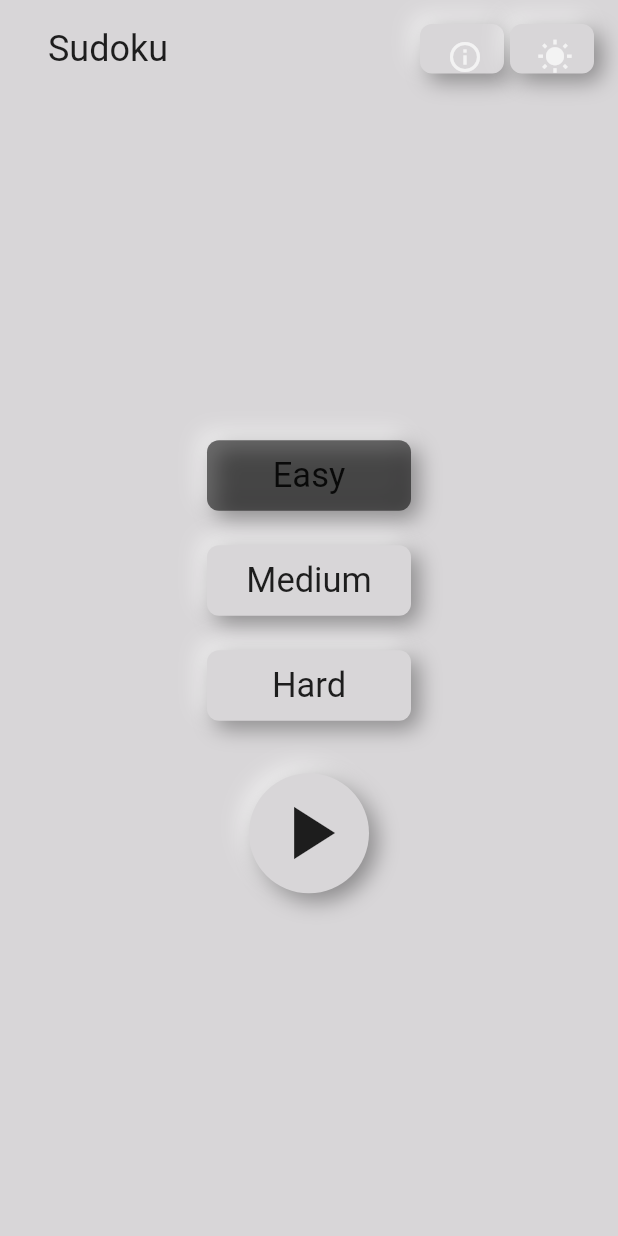
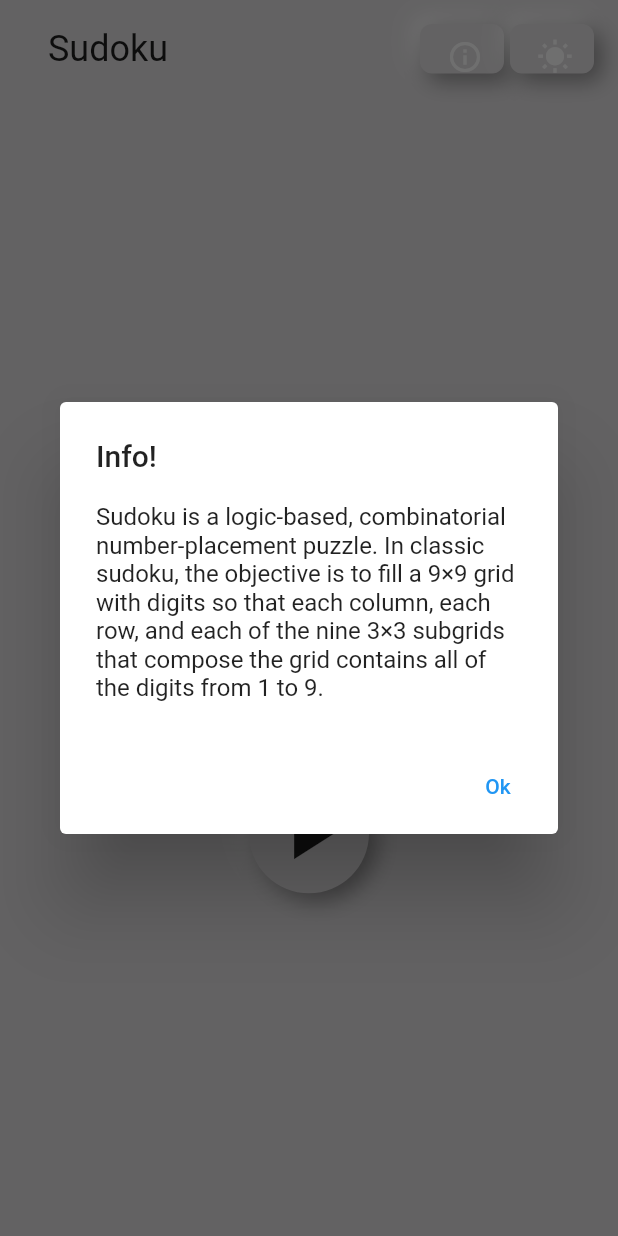
Before and after one commit to ShashwatSinghRaghav/Sudoku-Generator, a Flutter app: the screen it shows after launch, after a tap on the "info outline" icon, on a phone screen of 412 x 824 dp. Run offline on Flutter 3.47's test engine with Material 2 defaults, Android fonts, the phone set to English and light mode, and no system bars; drawn by our look-alikes of flutter_neumorphic.

Commit message:
Add files via upload

```diff
--- a/lib/main.dart
+++ b/lib/main.dart
@@ -45,7 +45,33 @@ class HomePage extends StatefulWidget {
 
 class _HomePageState extends State<HomePage> {
   String selectedDiff = "Easy";
+  Future<void> _showMyDialog() async {
+    return showDialog<void>(
+      context: context,
+      barrierDismissible: false, // user must tap button!
+      builder: (BuildContext context) {
+        return AlertDialog(
+          title: Text('Info!'),
+          content: SingleChildScrollView(
+            child: ListBody(
+              children: <Widget>[
+                Text('Sudoku is a logic-based, combinatorial number-placement puzzle. In classic sudoku, the objective is to fill a 9×9 grid with digits so that each column, each row, and each of the nine 3×3 subgrids that compose the grid contains all of the digits from 1 to 9.'),
 
+              ],
+            ),
+          ),
+          actions: <Widget>[
+            TextButton(
+              child: Text('Ok'),
+              onPressed: () {
+                Navigator.of(context).pop();
+              },
+            ),
+          ],
+        );
+      },
+    );
+  }
   @override
   Widget build(BuildContext context) {
     return SizedBox(
@@ -67,7 +93,9 @@ class _HomePageState extends State<HomePage> {
                   Icons.info_outline,
                   color: _iconColor(context),
                 ),
-                onPressed: () {},
+                onPressed: () {
+                  _showMyDialog();
+                },
               ),
               NeumorphicButton(
                 child: Icon(
```
